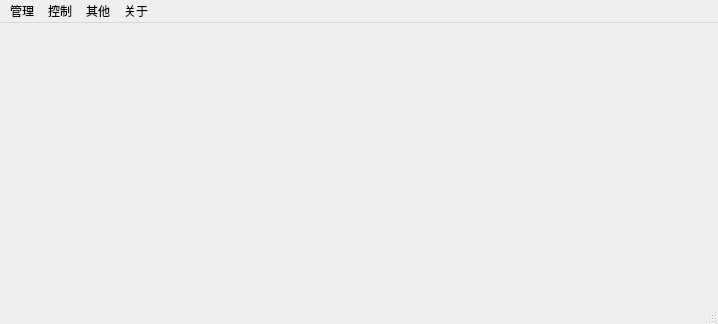
Old version of the form server/mainwindow.ui in the repository AlanForeverAi/Exams.
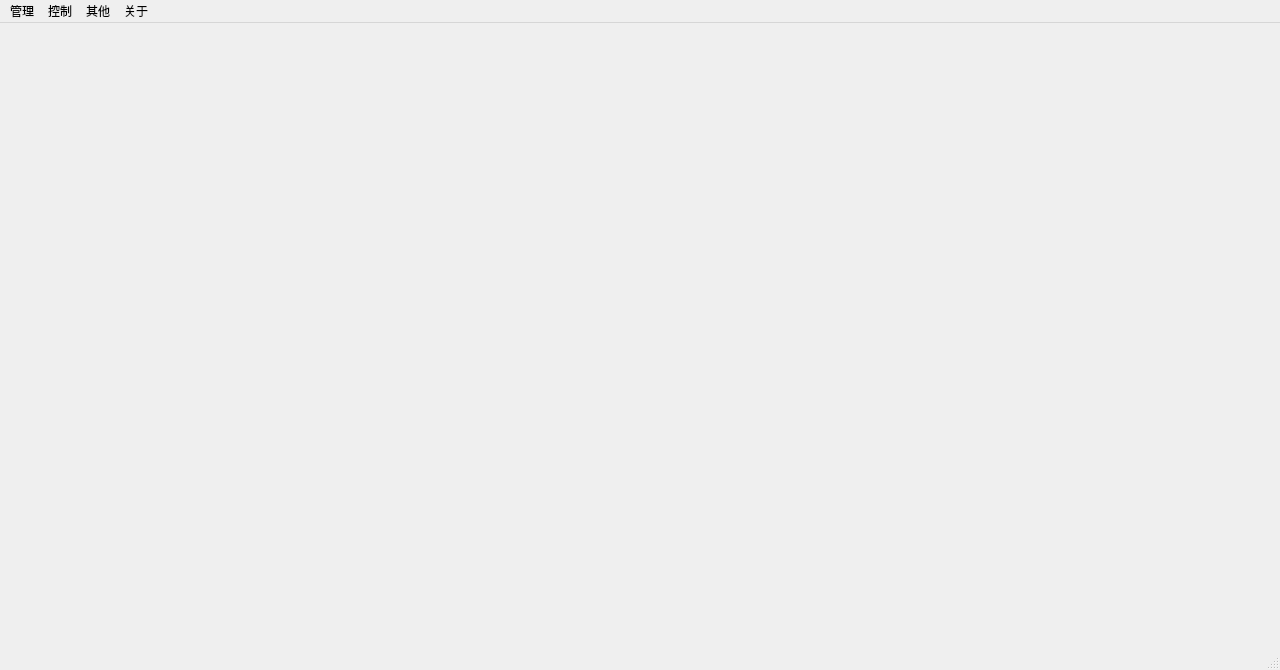
New version of the form.

What changed in the file:
```diff
--- a/server/mainwindow.ui
+++ b/server/mainwindow.ui
@@ -6,8 +6,8 @@
    <rect>
     <x>0</x>
     <y>0</y>
-    <width>718</width>
-    <height>324</height>
+    <width>1280</width>
+    <height>670</height>
    </rect>
   </property>
   <property name="sizePolicy">
@@ -16,6 +16,18 @@
     <verstretch>0</verstretch>
    </sizepolicy>
   </property>
+  <property name="minimumSize">
+   <size>
+    <width>1280</width>
+    <height>670</height>
+   </size>
+  </property>
+  <property name="maximumSize">
+   <size>
+    <width>1280</width>
+    <height>670</height>
+   </size>
+  </property>
   <property name="windowTitle">
    <string>在线考试系统</string>
   </property>
@@ -29,7 +41,7 @@
     <rect>
      <x>0</x>
      <y>0</y>
-     <width>718</width>
+     <width>1280</width>
      <height>26</height>
     </rect>
    </property>
```
